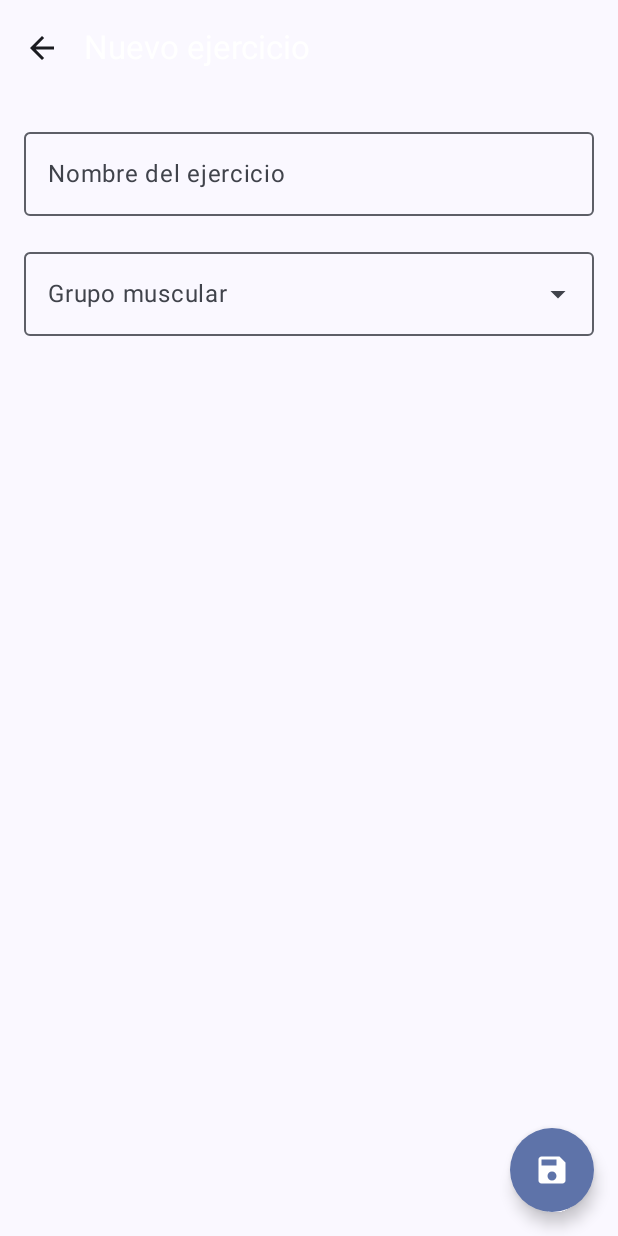
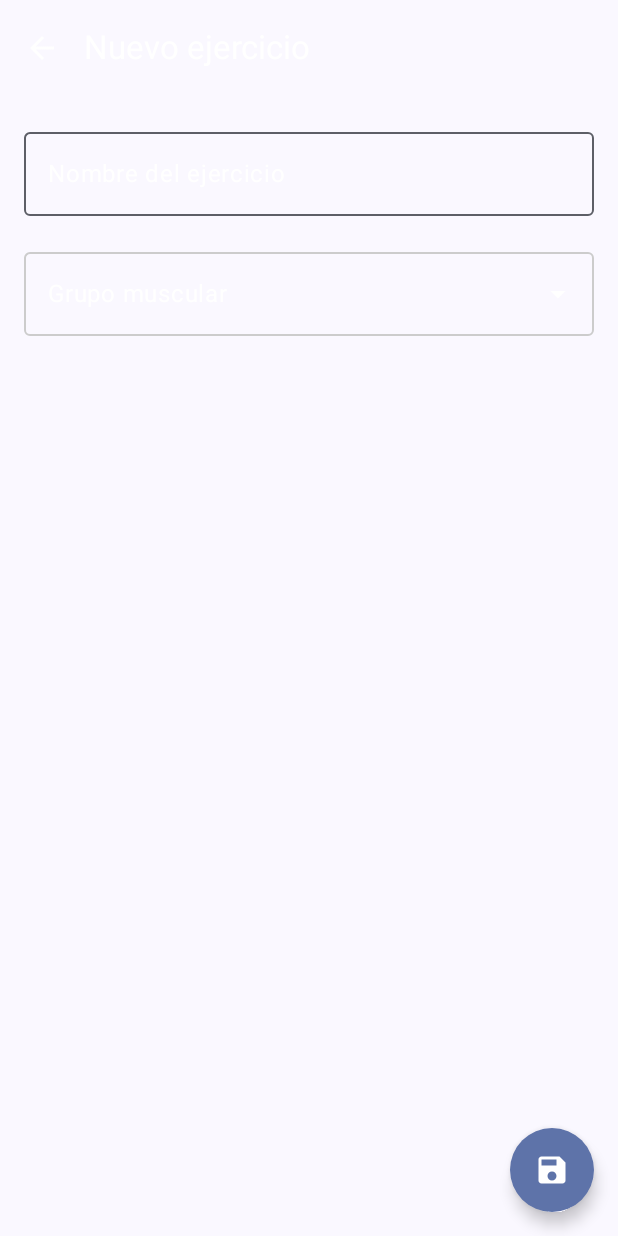
Before and after one commit to IsaacDiaz211/MobileApp, an Android app built with Jetpack Compose: the composable ItemFormScreen shown on its own in the app's theme, on a phone screen of 412 x 824 dp. Run offline under Robolectric (Android 15) with nearby library versions, the phone set to English and light mode, and no system bars; our stand-ins replace Dagger/Hilt's generated code, Room's generated code.

```diff
--- a/app/src/main/java/com/liudao/domain/repositories/ExerciseRepository.kt
+++ b/app/src/main/java/com/liudao/domain/repositories/ExerciseRepository.kt
@@ -36,4 +36,4 @@ class ExerciseRepository @Inject constructor(
 
 //Mappers
 fun ExerciseEntity.toDomain() = Exercise(id, name, idMuscleGroup)
-fun Exercise.toEntity() = ExerciseEntity(id, name, muscleGroupId)
+fun Exercise.toEntity() = ExerciseEntity(id = this.id ?: 0L, name, muscleGroupId)
--- a/app/src/main/java/com/liudao/screens/ItemFormScreen.kt
+++ b/app/src/main/java/com/liudao/screens/ItemFormScreen.kt
@@ -31,9 +31,12 @@ import androidx.compose.ui.unit.dp
 import androidx.navigation.NavController
 import androidx.compose.foundation.shape.CircleShape
 import androidx.compose.material3.CircularProgressIndicator
+import androidx.compose.material3.MenuItemColors
+import androidx.compose.material3.OutlinedTextFieldDefaults
 import androidx.compose.material3.TopAppBarDefaults
 import androidx.compose.ui.Alignment
 import androidx.compose.ui.graphics.Color
+import androidx.compose.ui.text.TextStyle
 import com.liudao.constants.DefaultMuscleGroups
 
 @OptIn(ExperimentalMaterial3Api::class)
@@ -57,7 +60,11 @@ fun ItemFormScreen(
                 },
                 navigationIcon = {
                     IconButton(onClick = { nc.popBackStack() }) {
-                        Icon(Icons.AutoMirrored.Filled.ArrowBack, contentDescription = "Volver")
+                        Icon(
+                            Icons.AutoMirrored.Filled.ArrowBack,
+                            contentDescription = "Volver",
+                            tint = Color.White
+                        )
                     }
                 },
                 colors = TopAppBarDefaults.topAppBarColors(
@@ -88,7 +95,11 @@ fun ItemFormScreen(
             OutlinedTextField(
                 value = state.name,
                 onValueChange = vm::onNameChange,
-                label = { Text("Nombre del ejercicio") },
+                label = { Text(
+                    "Nombre del ejercicio",
+                    color = Color.White) },
+                // Estilo para el texto de entrada
+                textStyle = TextStyle(color = Color.White),
                 modifier = Modifier.fillMaxWidth()
             )
 
@@ -104,13 +115,31 @@ fun ItemFormScreen(
                     readOnly = true,
                     value = selectedGroupName,
                     onValueChange = {},
-                    label = { Text("Grupo muscular") },
+                    label = { Text(
+                        "Grupo muscular",
+                        color = Color.White
+                    ) },
                     trailingIcon = {
                         ExposedDropdownMenuDefaults.TrailingIcon(expanded = isDropdownExpanded)
                     },
+                    // Estilo para el texto de entrada
+                    textStyle = TextStyle(color = Color.White),
+                    colors = OutlinedTextFieldDefaults.colors(
+                        focusedTextColor = Color.White,
+                        unfocusedTextColor = Color.White,
+                        cursorColor = Color.White,
+                        focusedBorderColor = Color.White,
+                        unfocusedBorderColor = Color.LightGray,
+                        focusedLabelColor = Color.White,
+                        unfocusedLabelColor = Color.Gray,
+
+                        // Colores para el trailing icon (el triangulito)
+                        focusedTrailingIconColor = Color.White,
+                        unfocusedTrailingIconColor = Color.White
+                    ),
                     modifier = Modifier
                         .fillMaxWidth()
-                        .menuAnchor() // ✅ FUNCIONA aunque esté deprecado (se elimina en Compose 1.7)
+                        .menuAnchor() // ✅ FUNCIONA aunque esté deprecado. Y no funca para nada si no se lo agrega
                 )
 
                 ExposedDropdownMenu(
@@ -119,7 +148,11 @@ fun ItemFormScreen(
                 ) {
                     DefaultMuscleGroups.forEach { group ->
                         DropdownMenuItem(
-                            text = { Text(group.name) },
+                            text = {
+                                Text(
+                                    group.name,
+                                    color = Color.Black
+                                )},
                             onClick = {
                                 vm.onGroupSelected(group.id)
                                 isDropdownExpanded = false
--- a/app/src/main/java/com/liudao/screens/ItemFormViewModel.kt
+++ b/app/src/main/java/com/liudao/screens/ItemFormViewModel.kt
@@ -83,9 +83,9 @@ class ItemFormViewModel @Inject constructor(
                 exerciseRepo.update(updated)
             } else {
                 val new = Exercise(name = name, muscleGroupId = groupId)
-                exerciseRepo.insert(new)
+                var id = exerciseRepo.insert(new)
+                Log.d("ItemFormViewModel", "onSave: ${new.name}, id:  ${id}")
             }
-
             onFinish()
         }
     }
```
Also changed, not shown: app/src/main/java/com/liudao/screens/AddItemsScreen.kt (+3 -59 lines).
